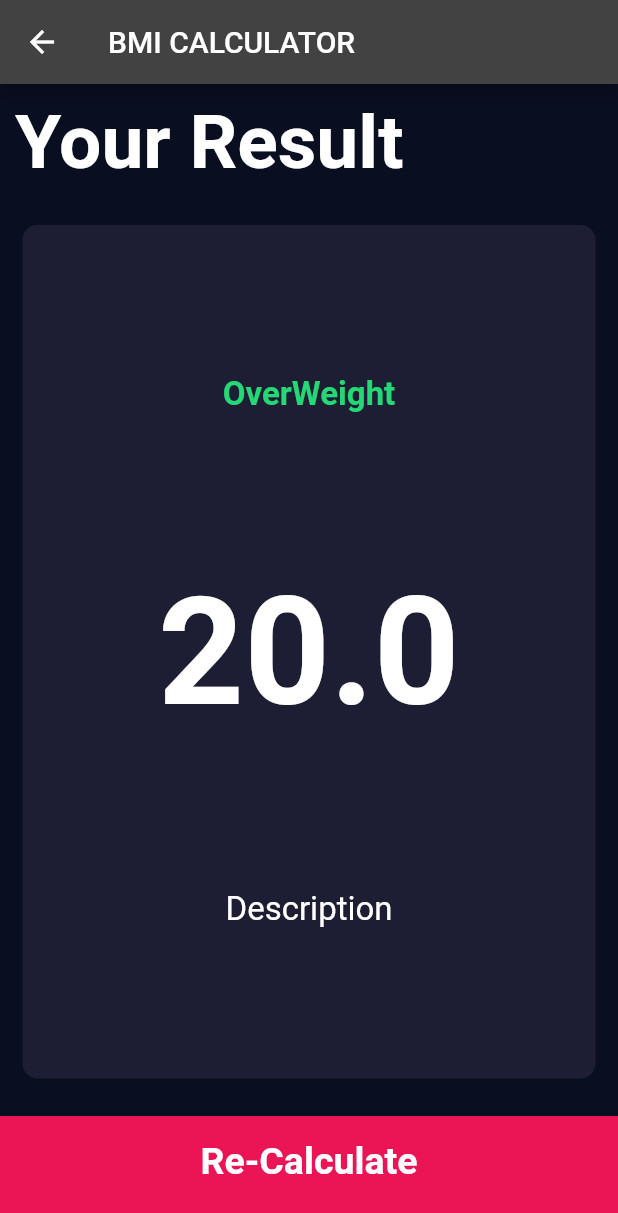
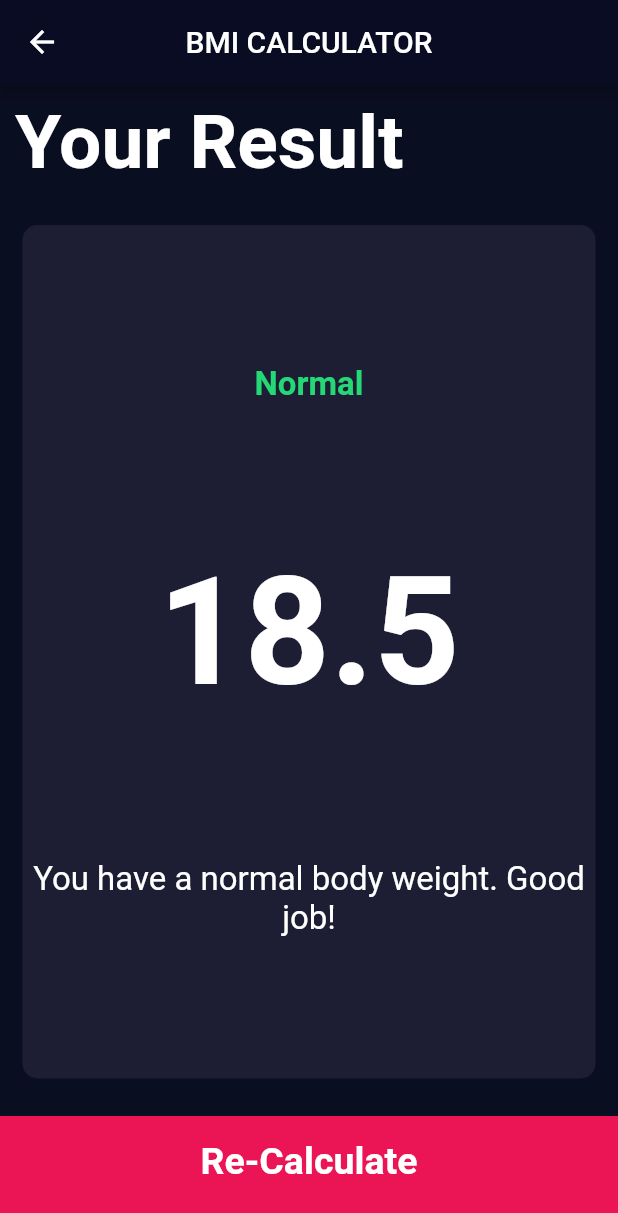
Before and after one commit to Bimal022/BMICalculator, a Flutter app: the screen it shows after launch, after a tap on "Calculate", on a phone screen of 412 x 824 dp. Shown: the top 1213 px of the screen. Run offline on Flutter 3.47's test engine with Material 2 defaults, Android fonts, the phone set to English and light mode, and no system bars.

Commit message:
Complete Commit

```diff
--- /dev/null
+++ b/lib/calculate_BMI.dart
@@ -0,0 +1,33 @@
+import 'dart:math';
+
+class CalculateBMI {
+  CalculateBMI({required this.height, required this.weight});
+  int height;
+  int weight;
+  double _bmi = 0.0;
+
+  String bmiResult() {
+    _bmi = weight / pow(height / 100, 2);
+    return _bmi.toStringAsFixed(1);
+  }
+
+  String BMItext() {
+    if (_bmi >= 25) {
+      return "Overweight";
+    } else if (_bmi > 18.5) {
+      return "Normal";
+    } else {
+      return "Underweight";
+    }
+  }
+
+  String BMIdescription() {
+    if (_bmi >= 25) {
+      return "You have a higher than normal body weight. Try to exercise more.";
+    } else if (_bmi > 18.5) {
+      return "You have a normal body weight. Good job!";
+    } else {
+      return "You have a lower than normal body weight. You can eat a bit more.";
+    }
+  }
+}
--- a/lib/input_page.dart
+++ b/lib/input_page.dart
@@ -5,6 +5,7 @@ import 'Icon_Content.dart';
 import 'Constants.dart';
 import 'round_iconButton.dart';
 import 'bottom_container.dart';
+import 'calculate_BMI.dart';
 
 enum Gender {
   male,
@@ -79,7 +80,9 @@ class _InputPageState extends State<InputPage> {
   Widget build(BuildContext context) {
     return Scaffold(
       appBar: AppBar(
-        title: Text("BMI Calculator"),
+        title: Text(
+          "BMI Calculator",
+        ),
       ),
       body: Column(
         crossAxisAlignment: CrossAxisAlignment.stretch,
@@ -262,10 +265,15 @@ class _InputPageState extends State<InputPage> {
           BottomContainer(
             bottomText: "Calculate",
             onPress: () {
+              CalculateBMI calc = CalculateBMI(height: height, weight: weight);
               Navigator.push(
                 context,
                 MaterialPageRoute(
-                  builder: (context) => ResultPage(),
+                  builder: (context) => ResultPage(
+                    bmiResult: calc.bmiResult(),
+                    bmiText: calc.BMItext(),
+                    bmiDescription: calc.BMIdescription(),
+                  ),
                 ),
               );
             },
--- a/lib/main.dart
+++ b/lib/main.dart
@@ -20,7 +20,10 @@ class BMICalculator extends StatelessWidget {
               color: Colors.white,
             ),
           ),
-      ),
+          appBarTheme: AppBarTheme(
+            color: Color(0xFF090C22),
+            centerTitle: true,
+          )),
       home: InputPage(),
     );
   }
--- a/lib/result_page.dart
+++ b/lib/result_page.dart
@@ -4,7 +4,13 @@ import 'Constants.dart';
 import 'bottom_container.dart';
 
 class ResultPage extends StatefulWidget {
-  const ResultPage({super.key});
+  ResultPage(
+      {required this.bmiResult,
+      required this.bmiText,
+      required this.bmiDescription});
+  final String bmiResult;
+  final String bmiText;
+  final String bmiDescription;
 
   @override
   State<ResultPage> createState() => _ResultPageState();
@@ -37,20 +43,21 @@ class _ResultPageState extends State<ResultPage> {
                 children: [
                   Container(
                     child: Text(
-                      "OverWeight",
+                      widget.bmiText,
                       style: resultTextStyle,
                     ),
                   ),
                   Container(
                     child: Text(
-                      "20.0",
+                      widget.bmiResult,
                       style: bmiTextStyle,
                     ),
                   ),
                   Container(
                     child: Text(
-                      "Description",
+                      widget.bmiDescription,
                       style: descriptionTextStyle,
+                      textAlign: TextAlign.center,
                     ),
                   ),
                 ],
```
Lines whose indentation alone changed are shown as unchanged.
